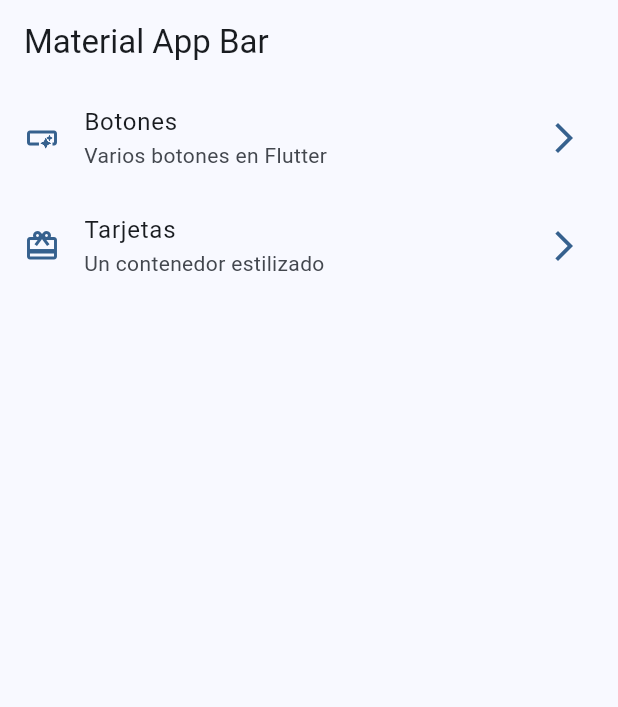
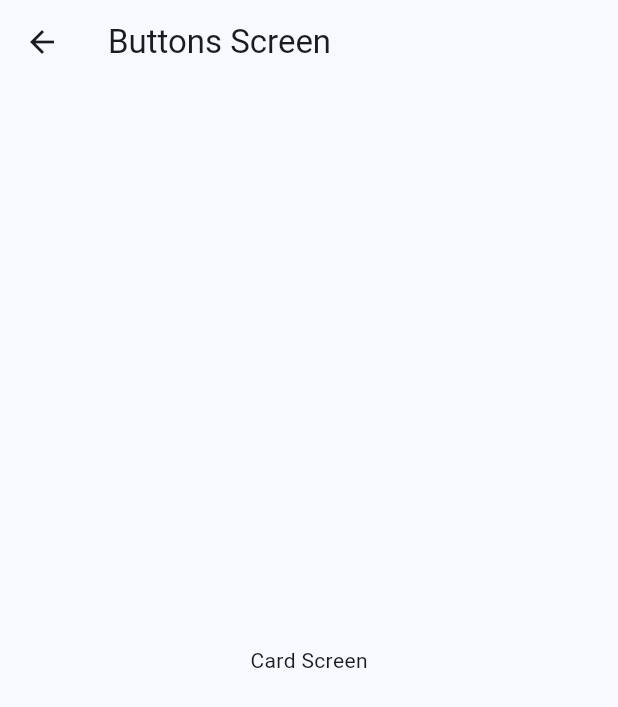
Before and after one commit to je-martinez/fernando-herrera-flutter-course, a Flutter app: the screen it shows after launch, after a tap on "Botones", on a phone screen of 412 x 824 dp. Shown: the top 707 px of the screen. Run offline on Flutter 3.47's test engine with Material 3 defaults, Android fonts, the phone set to English and light mode, and no system bars; our stand-ins replace animate_do, dio, video_player.

Commit message:
chore: vanilla routes with flutter

```diff
--- a/widgets_app/lib/config/menu/menu_items.dart
+++ b/widgets_app/lib/config/menu/menu_items.dart
@@ -23,7 +23,7 @@
   MenuItem(
     title: 'Tarjetas',
     subtitle: 'Un contenedor estilizado',
-    link: '/card',
+    link: '/cards',
     icon: Icons.card_giftcard,
   ),
 ];
--- a/widgets_app/lib/main.dart
+++ b/widgets_app/lib/main.dart
@@ -1,5 +1,7 @@
 import 'package:flutter/material.dart';
 import 'package:widgets_app/config/theme/app_theme.dart';
+import 'package:widgets_app/presentation/screens/buttons/buttons_screen.dart';
+import 'package:widgets_app/presentation/screens/cards/cards_screen.dart';
 import 'package:widgets_app/presentation/screens/home/home_screen.dart';
 
 void main() => runApp(const MyApp());
@@ -14,6 +16,10 @@
       title: 'Material App',
       theme: AppTheme(selectedColor: 0).getTheme(),
       home: const HomeScreen(),
+      routes: {
+        '/buttons': (context) => const ButtonsScreen(),
+        '/cards': (context) => const CardScreen(),
+      },
     );
   }
 }
--- /dev/null
+++ b/widgets_app/lib/presentation/screens/buttons/buttons_screen.dart
@@ -0,0 +1,17 @@
+import 'package:flutter/material.dart';
+
+class ButtonsScreen extends StatelessWidget {
+  const ButtonsScreen({super.key});
+
+  @override
+  Widget build(BuildContext context) {
+    return Scaffold(
+      appBar: AppBar(
+        title: const Text('Buttons Screen'),
+      ),
+      body: const Center(
+        child: Text('Card Screen'),
+      ),
+    );
+  }
+}
--- a/widgets_app/lib/presentation/screens/home/home_screen.dart
+++ b/widgets_app/lib/presentation/screens/home/home_screen.dart
@@ -34,7 +34,11 @@
       title: Text(menuItem.title),
       subtitle: Text(menuItem.subtitle),
       trailing: Icon(Icons.arrow_forward_ios, color: colors.primary),
-      onTap: () {},
+      onTap: () {
+        Navigator.of(context).pushNamed(
+          menuItem.link,
+        );
+      },
     );
   }
 }
```
Also changed, not shown: widgets_app/lib/presentation/screens/cards/cards_screen.dart (added, +17 -0 lines).
